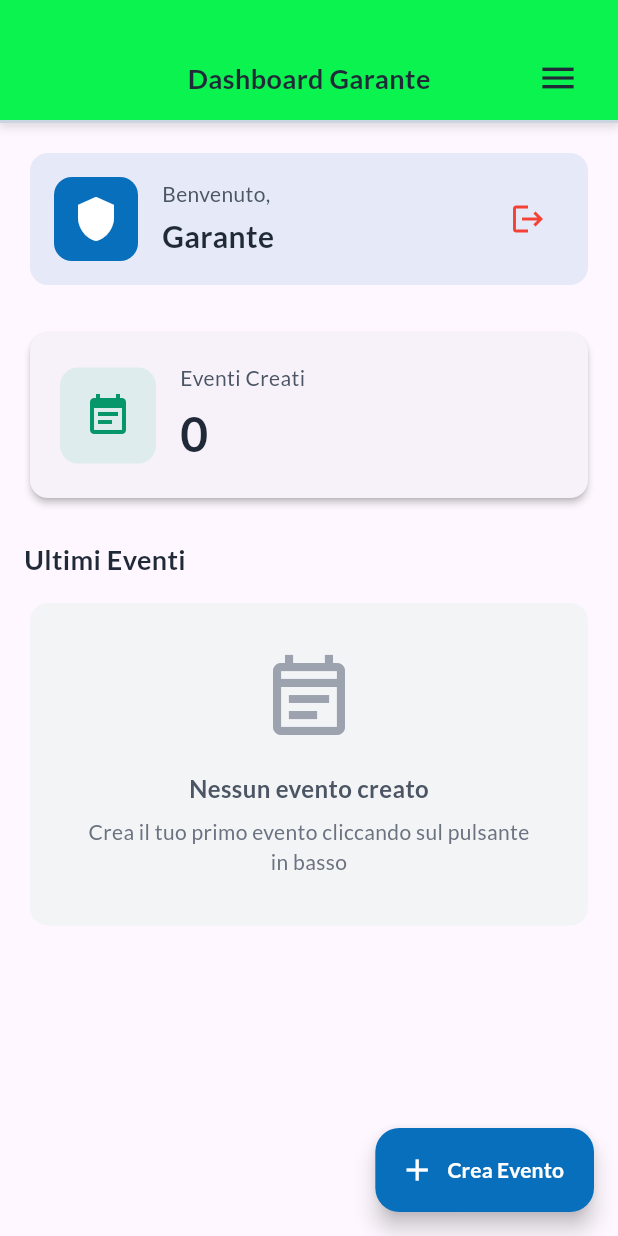
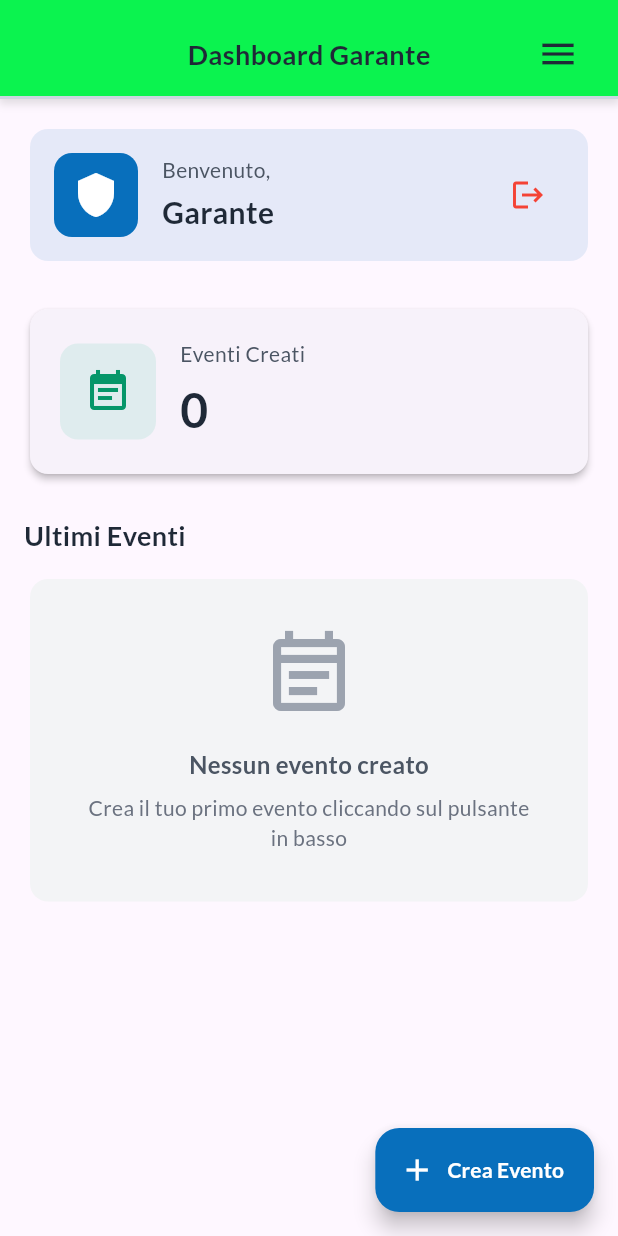
Before and after one commit to nynuz/pandalex, a Flutter app: the AreaGarantiDashboardScreen screen opened directly, on a phone screen of 412 x 824 dp. Run offline on Flutter 3.47's test engine with Material 3 defaults, Android fonts, the phone set to English and light mode, and no system bars; our stand-ins replace email_validator, flutter_dotenv, flutter_html, geocoding, geolocator, google_fonts and 4 more; missing offline and left inert: flutter_email_sender, fuzzywuzzy; accounts and stored records are empty.

Commit message:
fixed top bar size

```diff
--- a/lib/widgets/top_bar.dart
+++ b/lib/widgets/top_bar.dart
@@ -21,7 +21,9 @@ class TopBar extends StatelessWidget implements PreferredSizeWidget {
     final isHomePage = title == 'Homepage';
 
     return Container(
-      padding: const EdgeInsets.only(top: 24),
+      padding: EdgeInsets.only(
+        top: MediaQuery.of(context).padding.top + 8,
+      ),
       decoration: BoxDecoration(
         color: AppConstants.acidGreen,
         boxShadow: [
```
